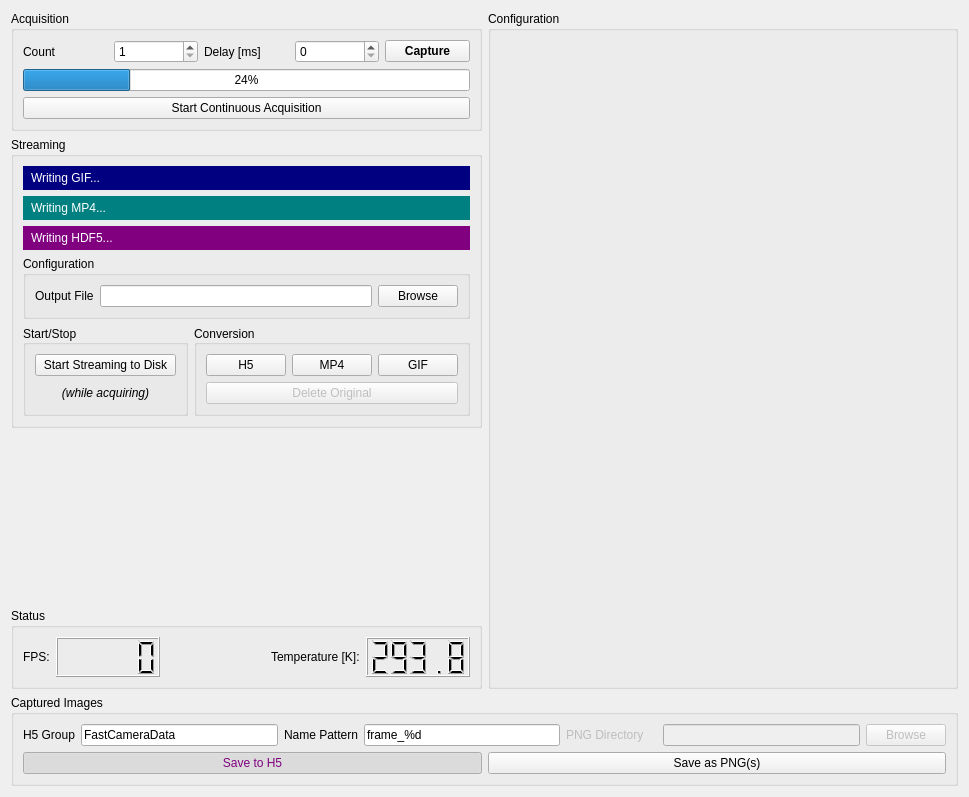
wdeacon/PyOpenLab, file nplab/instrument/camera/fastcamera/resources/fcgui-controls.ui: the form before one commit.
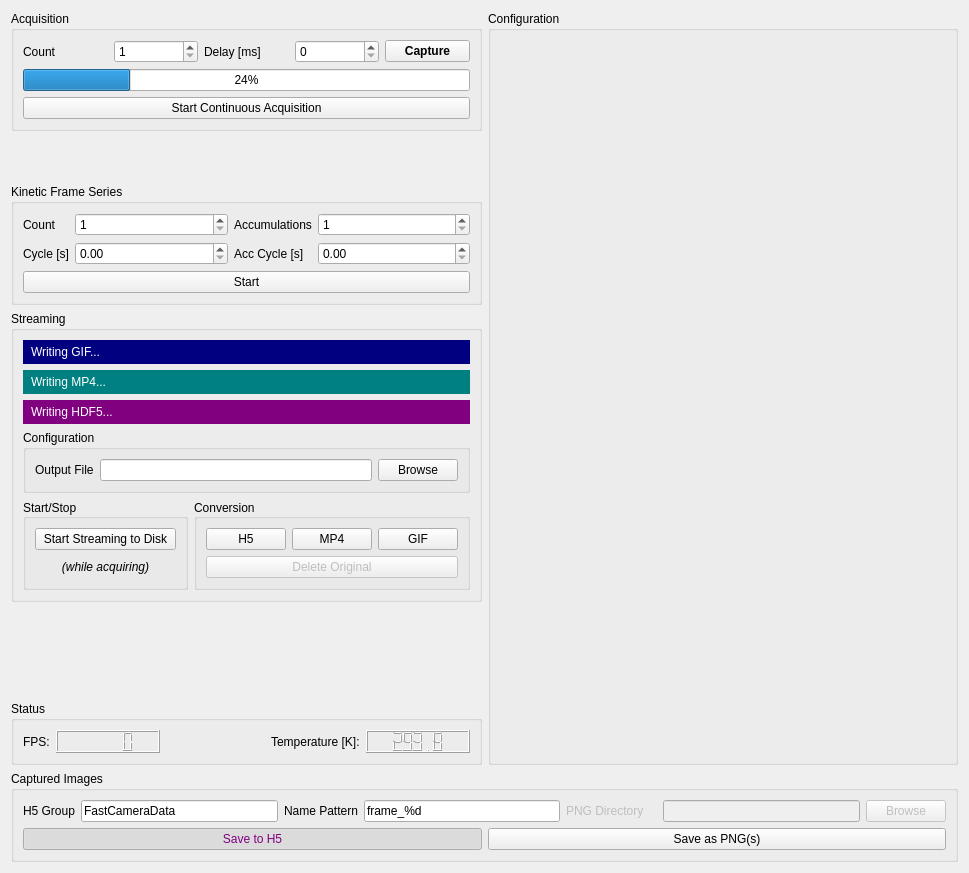
The form after the commit.

What changed in the file:
```diff
--- a/nplab/instrument/camera/fastcamera/resources/fcgui-controls.ui
+++ b/nplab/instrument/camera/fastcamera/resources/fcgui-controls.ui
@@ -7,7 +7,7 @@
     <x>0</x>
     <y>0</y>
     <width>969</width>
-    <height>797</height>
+    <height>873</height>
    </rect>
   </property>
   <property name="sizePolicy">
@@ -26,7 +26,97 @@
    <string>Fast Camera Control</string>
   </property>
   <layout class="QGridLayout" name="gridLayout_2">
-   <item row="2" column="1">
+   <item row="6" column="1">
+    <widget class="QGroupBox" name="statusGroup">
+     <property name="sizePolicy">
+      <sizepolicy hsizetype="Minimum" vsizetype="Minimum">
+       <horstretch>1</horstretch>
+       <verstretch>0</verstretch>
+      </sizepolicy>
+     </property>
+     <property name="title">
+      <string>Status</string>
+     </property>
+     <layout class="QHBoxLayout" name="horizontalLayout_3">
+      <item>
+       <layout class="QHBoxLayout" name="horizontalLayout_2">
+        <item>
+         <widget class="QLabel" name="label_8">
+          <property name="text">
+           <string>FPS:</string>
+          </property>
+         </widget>
+        </item>
+        <item>
+         <widget class="QLCDNumber" name="fpsCounter">
+          <property name="enabled">
+           <bool>true</bool>
+          </property>
+          <property name="sizePolicy">
+           <sizepolicy hsizetype="Expanding" vsizetype="Minimum">
+            <horstretch>0</horstretch>
+            <verstretch>0</verstretch>
+           </sizepolicy>
+          </property>
+          <property name="smallDecimalPoint">
+           <bool>false</bool>
+          </property>
+          <property name="digitCount">
+           <number>5</number>
+          </property>
+          <property name="value" stdset="0">
+           <double>0.000000000000000</double>
+          </property>
+          <property name="intValue" stdset="0">
+           <number>0</number>
+          </property>
+         </widget>
+        </item>
+        <item>
+         <spacer name="horizontalSpacer">
+          <property name="orientation">
+           <enum>Qt::Horizontal</enum>
+          </property>
+          <property name="sizeHint" stdset="0">
+           <size>
+            <width>0</width>
+            <height>0</height>
+           </size>
+          </property>
+         </spacer>
+        </item>
+        <item>
+         <widget class="QLabel" name="temperatureLabel">
+          <property name="text">
+           <string>Temperature [K]:</string>
+          </property>
+         </widget>
+        </item>
+        <item>
+         <widget class="QLCDNumber" name="currentTemperature">
+          <property name="sizePolicy">
+           <sizepolicy hsizetype="Expanding" vsizetype="Minimum">
+            <horstretch>0</horstretch>
+            <verstretch>0</verstretch>
+           </sizepolicy>
+          </property>
+          <property name="smallDecimalPoint">
+           <bool>false</bool>
+          </property>
+          <property name="digitCount">
+           <number>5</number>
+          </property>
+          <property name="value" stdset="0">
+           <double>293.750000000000000</double>
+          </property>
+         </widget>
+        </item>
+       </layout>
+      </item>
+     </layout>
+    </widget>
+   </item>
+   <item row="3" column="1">
     <widget class="QGroupBox" name="streamBox">
      <property name="sizePolicy">
       <sizepolicy hsizetype="Minimum" vsizetype="Minimum">
@@ -242,7 +332,255 @@
      </layout>
     </widget>
    </item>
-   <item row="1" column="1">
+   <item row="9" column="1" colspan="2">
+    <widget class="QGroupBox" name="capturedImages">
+     <property name="sizePolicy">
+      <sizepolicy hsizetype="Minimum" vsizetype="Minimum">
+       <horstretch>1</horstretch>
+       <verstretch>0</verstretch>
+      </sizepolicy>
+     </property>
+     <property name="minimumSize">
+      <size>
+       <width>0</width>
+       <height>0</height>
+      </size>
+     </property>
+     <property name="title">
+      <string>Captured Images</string>
+     </property>
+     <layout class="QGridLayout" name="gridLayout_3">
+      <item row="1" column="0">
+       <layout class="QHBoxLayout" name="horizontalLayout_6" stretch="0,0">
+        <item>
+         <widget class="QPushButton" name="h5SaveButton">
+          <property name="styleSheet">
+           <string notr="true">color: purple;</string>
+          </property>
+          <property name="text">
+           <string>Save to H5</string>
+          </property>
+          <property name="checkable">
+           <bool>true</bool>
+          </property>
+          <property name="checked">
+           <bool>true</bool>
+          </property>
+         </widget>
+        </item>
+        <item>
+         <widget class="QPushButton" name="pngSaveButton">
+          <property name="text">
+           <string>Save as PNG(s)</string>
+          </property>
+          <property name="checkable">
+           <bool>true</bool>
+          </property>
+         </widget>
+        </item>
+       </layout>
+      </item>
+      <item row="0" column="0">
+       <layout class="QHBoxLayout" name="horizontalLayout">
+        <item>
+         <widget class="QLabel" name="h5Label">
+          <property name="text">
+           <string>H5 Group</string>
+          </property>
+         </widget>
+        </item>
+        <item>
+         <widget class="QLineEdit" name="h5Group">
+          <property name="text">
+           <string>FastCameraData</string>
+          </property>
+         </widget>
+        </item>
+        <item>
+         <widget class="QLabel" name="label_7">
+          <property name="text">
+           <string>Name Pattern</string>
+          </property>
+         </widget>
+        </item>
+        <item>
+         <widget class="QLineEdit" name="namePattern">
+          <property name="text">
+           <string>frame_%d</string>
+          </property>
+         </widget>
+        </item>
+        <item>
+         <widget class="QLabel" name="pngLabel">
+          <property name="enabled">
+           <bool>false</bool>
+          </property>
+          <property name="text">
+           <string>PNG Directory</string>
+          </property>
+         </widget>
+        </item>
+        <item>
+         <widget class="QLabel" name="label_10">
+          <property name="text">
+           <string/>
+          </property>
+         </widget>
+        </item>
+        <item>
+         <widget class="QLineEdit" name="pngDirectory">
+          <property name="enabled">
+           <bool>false</bool>
+          </property>
+          <property name="text">
+           <string/>
+          </property>
+         </widget>
+        </item>
+        <item>
+         <widget class="QPushButton" name="pngBrowse">
+          <property name="enabled">
+           <bool>false</bool>
+          </property>
+          <property name="text">
+           <string>Browse</string>
+          </property>
+         </widget>
+        </item>
+       </layout>
+      </item>
+     </layout>
+    </widget>
+   </item>
+   <item row="0" column="2" rowspan="7">
+    <widget class="QGroupBox" name="configBox">
+     <property name="sizePolicy">
+      <sizepolicy hsizetype="Minimum" vsizetype="Expanding">
+       <horstretch>1</horstretch>
+       <verstretch>1</verstretch>
+      </sizepolicy>
+     </property>
+     <property name="title">
+      <string>Configuration</string>
+     </property>
+     <layout class="QVBoxLayout" name="verticalLayout_2"/>
+    </widget>
+   </item>
+   <item row="2" column="1">
+    <widget class="QGroupBox" name="kineticGroup">
+     <property name="sizePolicy">
+      <sizepolicy hsizetype="Minimum" vsizetype="MinimumExpanding">
+       <horstretch>1</horstretch>
+       <verstretch>0</verstretch>
+      </sizepolicy>
+     </property>
+     <property name="minimumSize">
+      <size>
+       <width>0</width>
+       <height>0</height>
+      </size>
+     </property>
+     <property name="title">
+      <string>Kinetic Frame Series</string>
+     </property>
+     <layout class="QGridLayout" name="gridLayout_6">
+      <item row="0" column="2">
+       <widget class="QLabel" name="label_3">
+        <property name="text">
+         <string>Accumulations</string>
+        </property>
+       </widget>
+      </item>
+      <item row="1" column="2">
+       <widget class="QLabel" name="kineticAccCycle">
+        <property name="text">
+         <string>Acc Cycle [s]</string>
+        </property>
+       </widget>
+      </item>
+      <item row="0" column="1">
+       <widget class="QSpinBox" name="kineticCount">
+        <property name="sizePolicy">
+         <sizepolicy hsizetype="Expanding" vsizetype="Fixed">
+          <horstretch>0</horstretch>
+          <verstretch>0</verstretch>
+         </sizepolicy>
+        </property>
+        <property name="minimum">
+         <number>1</number>
+        </property>
+        <property name="maximum">
+         <number>999999999</number>
+        </property>
+       </widget>
+      </item>
+      <item row="1" column="3">
+       <widget class="QDoubleSpinBox" name="doubleSpinBox_2">
+        <property name="sizePolicy">
+         <sizepolicy hsizetype="Expanding" vsizetype="Fixed">
+          <horstretch>0</horstretch>
+          <verstretch>0</verstretch>
+         </sizepolicy>
+        </property>
+        <property name="maximum">
+         <double>10000000000000000102350670204085511496304388135324745728.000000000000000</double>
+        </property>
+       </widget>
+      </item>
+      <item row="0" column="3">
+       <widget class="QSpinBox" name="kineticAcc">
+        <property name="sizePolicy">
+         <sizepolicy hsizetype="Expanding" vsizetype="Fixed">
+          <horstretch>0</horstretch>
+          <verstretch>0</verstretch>
+         </sizepolicy>
+        </property>
+        <property name="minimum">
+         <number>1</number>
+        </property>
+        <property name="maximum">
+         <number>999999999</number>
+        </property>
+       </widget>
+      </item>
+      <item row="1" column="1">
+       <widget class="QDoubleSpinBox" name="kineticCycle">
+        <property name="sizePolicy">
+         <sizepolicy hsizetype="Expanding" vsizetype="Fixed">
+          <horstretch>0</horstretch>
+          <verstretch>0</verstretch>
+         </sizepolicy>
+        </property>
+        <property name="maximum">
+         <double>10000000000000000102350670204085511496304388135324745728.000000000000000</double>
+        </property>
+       </widget>
+      </item>
+      <item row="1" column="0">
+       <widget class="QLabel" name="label_6">
+        <property name="text">
+         <string>Cycle [s]</string>
+        </property>
+       </widget>
+      </item>
+      <item row="0" column="0">
+       <widget class="QLabel" name="label_2">
+        <property name="text">
+         <string>Count</string>
+        </property>
+       </widget>
+      </item>
+      <item row="2" column="0" colspan="4">
+       <widget class="QPushButton" name="kineticAcquire">
+        <property name="text">
+         <string>Start</string>
+        </property>
+       </widget>
+      </item>
+     </layout>
+    </widget>
+   </item>
+   <item row="0" column="1">
     <widget class="QGroupBox" name="groupBox_2">
      <property name="sizePolicy">
       <sizepolicy hsizetype="Minimum" vsizetype="Minimum">
@@ -401,230 +739,6 @@
      </layout>
     </widget>
    </item>
-   <item row="1" column="2" rowspan="5">
-    <widget class="QGroupBox" name="configBox">
-     <property name="sizePolicy">
-      <sizepolicy hsizetype="Minimum" vsizetype="Expanding">
-       <horstretch>1</horstretch>
-       <verstretch>1</verstretch>
-      </sizepolicy>
-     </property>
-     <property name="title">
-      <string>Configuration</string>
-     </property>
-     <layout class="QVBoxLayout" name="verticalLayout_2"/>
-    </widget>
-   </item>
-   <item row="5" column="1">
-    <widget class="QGroupBox" name="statusGroup">
-     <property name="sizePolicy">
-      <sizepolicy hsizetype="Minimum" vsizetype="Minimum">
-       <horstretch>1</horstretch>
-       <verstretch>0</verstretch>
-      </sizepolicy>
-     </property>
-     <property name="title">
-      <string>Status</string>
-     </property>
-     <layout class="QHBoxLayout" name="horizontalLayout_3">
-      <item>
-       <layout class="QHBoxLayout" name="horizontalLayout_2">
-        <item>
-         <widget class="QLabel" name="label_8">
-          <property name="text">
-           <string>FPS:</string>
-          </property>
-         </widget>
-        </item>
-        <item>
-         <widget class="QLCDNumber" name="fpsCounter">
-          <property name="enabled">
-           <bool>true</bool>
-          </property>
-          <property name="sizePolicy">
-           <sizepolicy hsizetype="Expanding" vsizetype="Minimum">
-            <horstretch>0</horstretch>
-            <verstretch>0</verstretch>
-           </sizepolicy>
-          </property>
-          <property name="smallDecimalPoint">
-           <bool>false</bool>
-          </property>
-          <property name="digitCount">
-           <number>5</number>
-          </property>
-          <property name="value" stdset="0">
-           <double>0.000000000000000</double>
-          </property>
-          <property name="intValue" stdset="0">
-           <number>0</number>
-          </property>
-         </widget>
-        </item>
-        <item>
-         <spacer name="horizontalSpacer">
-          <property name="orientation">
-           <enum>Qt::Horizontal</enum>
-          </property>
-          <property name="sizeHint" stdset="0">
-           <size>
-            <width>0</width>
-            <height>0</height>
-           </size>
-          </property>
-         </spacer>
-        </item>
-        <item>
-         <widget class="QLabel" name="temperatureLabel">
-          <property name="text">
-           <string>Temperature [K]:</string>
-          </property>
-         </widget>
-        </item>
-        <item>
-         <widget class="QLCDNumber" name="currentTemperature">
-          <property name="sizePolicy">
-           <sizepolicy hsizetype="Expanding" vsizetype="Minimum">
-            <horstretch>0</horstretch>
-            <verstretch>0</verstretch>
-           </sizepolicy>
-          </property>
-          <property name="smallDecimalPoint">
-           <bool>false</bool>
-          </property>
-          <property name="digitCount">
-           <number>5</number>
-          </property>
-          <property name="value" stdset="0">
-           <double>293.750000000000000</double>
-          </property>
-         </widget>
-        </item>
-       </layout>
-      </item>
-     </layout>
-    </widget>
-   </item>
-   <item row="8" column="1" colspan="2">
-    <widget class="QGroupBox" name="capturedImages">
-     <property name="sizePolicy">
-      <sizepolicy hsizetype="Minimum" vsizetype="Minimum">
-       <horstretch>1</horstretch>
-       <verstretch>0</verstretch>
-      </sizepolicy>
-     </property>
-     <property name="minimumSize">
-      <size>
-       <width>0</width>
-       <height>0</height>
-      </size>
-     </property>
-     <property name="title">
-      <string>Captured Images</string>
-     </property>
-     <layout class="QGridLayout" name="gridLayout_3">
-      <item row="1" column="0">
-       <layout class="QHBoxLayout" name="horizontalLayout_6" stretch="0,0">
-        <item>
-         <widget class="QPushButton" name="h5SaveButton">
-          <property name="styleSheet">
-           <string notr="true">color: purple;</string>
-          </property>
-          <property name="text">
-           <string>Save to H5</string>
-          </property>
-          <property name="checkable">
-           <bool>true</bool>
-          </property>
-          <property name="checked">
-           <bool>true</bool>
-          </property>
-         </widget>
-        </item>
-        <item>
-         <widget class="QPushButton" name="pngSaveButton">
-          <property name="text">
-           <string>Save as PNG(s)</string>
-          </property>
-          <property name="checkable">
-           <bool>true</bool>
-          </property>
-         </widget>
-        </item>
-       </layout>
-      </item>
-      <item row="0" column="0">
-       <layout class="QHBoxLayout" name="horizontalLayout">
-        <item>
-         <widget class="QLabel" name="h5Label">
-          <property name="text">
-           <string>H5 Group</string>
-          </property>
-         </widget>
-        </item>
-        <item>
-         <widget class="QLineEdit" name="h5Group">
-          <property name="text">
-           <string>FastCameraData</string>
-          </property>
-         </widget>
-        </item>
-        <item>
-         <widget class="QLabel" name="label_7">
-          <property name="text">
-           <string>Name Pattern</string>
-          </property>
-         </widget>
-        </item>
-        <item>
-         <widget class="QLineEdit" name="namePattern">
-          <property name="text">
-           <string>frame_%d</string>
-          </property>
-         </widget>
-        </item>
-        <item>
-         <widget class="QLabel" name="pngLabel">
-          <property name="enabled">
-           <bool>false</bool>
-          </property>
-          <property name="text">
-           <string>PNG Directory</string>
-          </property>
-         </widget>
-        </item>
-        <item>
-         <widget class="QLabel" name="label_10">
-          <property name="text">
-           <string/>
-          </property>
-         </widget>
-        </item>
-        <item>
-         <widget class="QLineEdit" name="pngDirectory">
-          <property name="enabled">
-           <bool>false</bool>
-          </property>
-          <property name="text">
-           <string/>
-          </property>
-         </widget>
-        </item>
-        <item>
-         <widget class="QPushButton" name="pngBrowse">
-          <property name="enabled">
-           <bool>false</bool>
-          </property>
-          <property name="text">
-           <string>Browse</string>
-          </property>
-         </widget>
-        </item>
-       </layout>
-      </item>
-     </layout>
-    </widget>
-   </item>
   </layout>
  </widget>
  <resources/>
```
